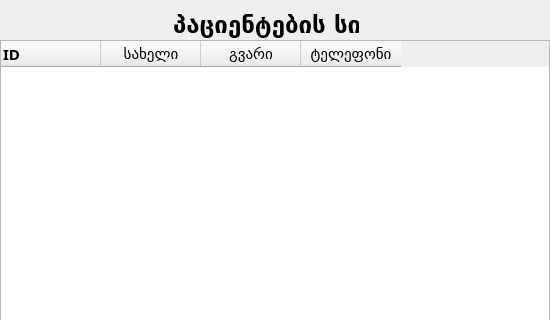
First picture: the form in ui/patients_list.ui, repository bekashvelidze/renew-commercial, before the edit; both pictures show x 0 to 550 and y 0 to 320 of the 550 by 600 pixel window.
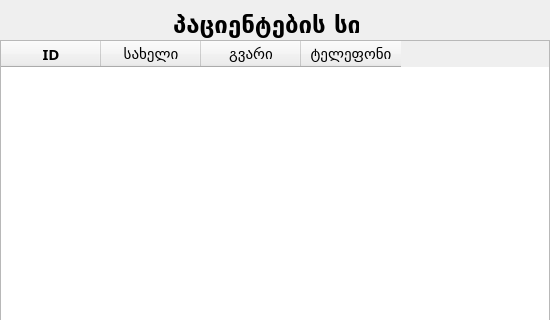
Second picture: the form after the edit.

Commit message: fixed data was not centered, added removed edit from table and if clicked whole row will be selected

The edit to the form file:
```diff
--- a/ui/patients_list.ui
+++ b/ui/patients_list.ui
@@ -50,6 +50,9 @@
 </string>
   </property>
   <widget class="QTableWidget" name="patients_table">
+   <property name="enabled">
+    <bool>true</bool>
+   </property>
    <property name="geometry">
     <rect>
      <x>0</x>
@@ -83,7 +86,7 @@
      </font>
     </property>
     <property name="textAlignment">
-     <set>AlignLeading|AlignVCenter</set>
+     <set>AlignCenter</set>
     </property>
    </column>
    <column>
```
The commit also changes 1 other file.
